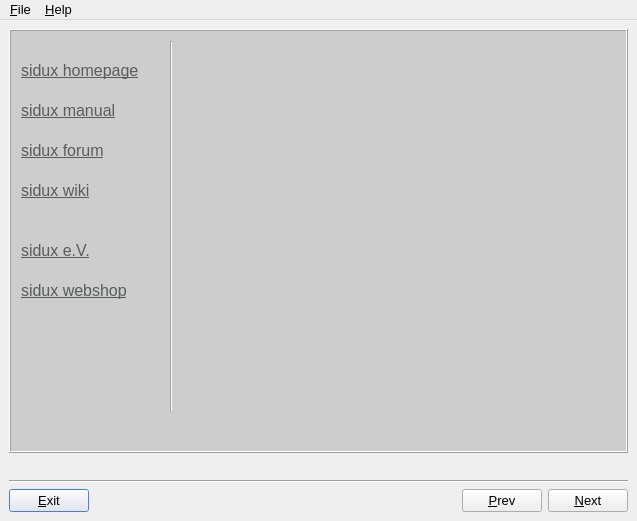
Before: the Qt Designer form ui/mainwindow.ui in fullstory-morgue/pyfll-installer, drawn with Qt 5.
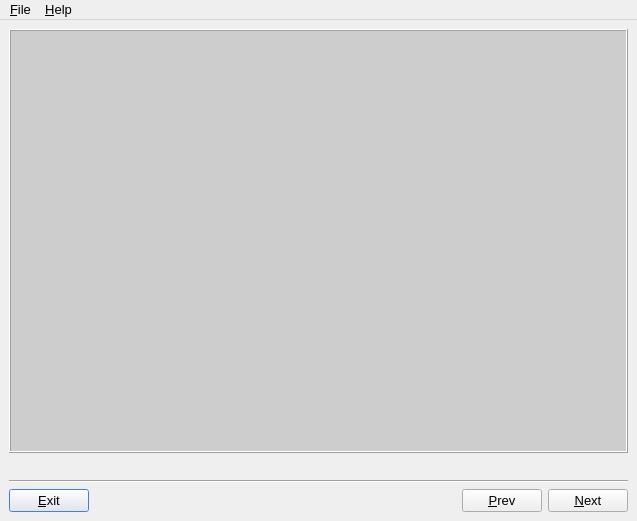
After: the same form once the commit is applied. Icons and pictures are not drawn.

Commit message: label widget with html link removed (SEGFAULT)

What changed in the file:
```diff
--- a/ui/mainwindow.ui
+++ b/ui/mainwindow.ui
@@ -186,8 +186,8 @@
        <widget class="QLabel" name="label_4" >
         <property name="geometry" >
          <rect>
-          <x>210</x>
-          <y>100</y>
+          <x>140</x>
+          <y>110</y>
           <width>350</width>
           <height>117</height>
          </rect>
@@ -202,8 +202,8 @@
        <widget class="QLabel" name="label_12" >
         <property name="geometry" >
          <rect>
-          <x>350</x>
-          <y>220</y>
+          <x>370</x>
+          <y>230</y>
           <width>80</width>
           <height>71</height>
          </rect>
@@ -215,643 +215,6 @@
          <pixmap resource="res.qrc" >:/pixmaps/pixmaps/pyfll-install.png</pixmap>
         </property>
        </widget>
-       <widget class="QLabel" name="label_2" >
-        <property name="geometry" >
-         <rect>
-          <x>10</x>
-          <y>30</y>
-          <width>141</width>
-          <height>26</height>
-         </rect>
-        </property>
-        <property name="palette" >
-         <palette>
-          <active>
-           <colorrole role="Highlight" >
-            <brush brushstyle="SolidPattern" >
-             <color alpha="255" >
-              <red>255</red>
-              <green>255</green>
-              <blue>255</blue>
-             </color>
-            </brush>
-           </colorrole>
-           <colorrole role="Link" >
-            <brush brushstyle="SolidPattern" >
-             <color alpha="255" >
-              <red>255</red>
-              <green>255</green>
-              <blue>255</blue>
-             </color>
-            </brush>
-           </colorrole>
-          </active>
-          <inactive>
-           <colorrole role="Highlight" >
-            <brush brushstyle="SolidPattern" >
-             <color alpha="255" >
-              <red>255</red>
-              <green>255</green>
-              <blue>255</blue>
-             </color>
-            </brush>
-           </colorrole>
-           <colorrole role="Link" >
-            <brush brushstyle="SolidPattern" >
-             <color alpha="255" >
-              <red>255</red>
-              <green>255</green>
-              <blue>255</blue>
-             </color>
-            </brush>
-           </colorrole>
-          </inactive>
-          <disabled>
-           <colorrole role="Highlight" >
-            <brush brushstyle="SolidPattern" >
-             <color alpha="255" >
-              <red>223</red>
-              <green>223</green>
-              <blue>223</blue>
-             </color>
-            </brush>
-           </colorrole>
-           <colorrole role="Link" >
-            <brush brushstyle="SolidPattern" >
-             <color alpha="255" >
-              <red>255</red>
-              <green>255</green>
-              <blue>255</blue>
-             </color>
-            </brush>
-           </colorrole>
-          </disabled>
-         </palette>
-        </property>
-        <property name="font" >
-         <font>
-          <pointsize>12</pointsize>
-          <weight>50</weight>
-          <bold>false</bold>
-          <kerning>true</kerning>
-         </font>
-        </property>
-        <property name="autoFillBackground" >
-         <bool>false</bool>
-        </property>
-        <property name="frameShape" >
-         <enum>QFrame::NoFrame</enum>
-        </property>
-        <property name="text" >
-         <string>&lt;!DOCTYPE HTML PUBLIC "-//W3C//DTD HTML 4.0//EN" "http://www.w3.org/TR/REC-html40/strict.dtd">
-&lt;html>&lt;head>&lt;meta name="qrichtext" content="1" />&lt;style type="text/css">
-p, li { white-space: pre-wrap; }
-&lt;/style>&lt;/head>&lt;body style=" font-family:'Sans Serif'; font-size:12pt; font-weight:400; font-style:normal;">
-&lt;p style=" margin-top:0px; margin-bottom:0px; margin-left:0px; margin-right:0px; -qt-block-indent:0; text-indent:0px; font-weight:600;">&lt;a href="http://sidux.com/">&lt;span style=" font-weight:400; text-decoration: underline; color:#5c5c5c;">sidux homepage&lt;/span>&lt;/a>&lt;/p>&lt;/body>&lt;/html></string>
-        </property>
-        <property name="alignment" >
-         <set>Qt::AlignLeading|Qt::AlignLeft|Qt::AlignTop</set>
-        </property>
-        <property name="openExternalLinks" >
-         <bool>true</bool>
-        </property>
-        <property name="textInteractionFlags" >
-         <set>Qt::LinksAccessibleByMouse</set>
-        </property>
-       </widget>
-       <widget class="QLabel" name="label_19" >
-        <property name="geometry" >
-         <rect>
-          <x>10</x>
-          <y>70</y>
-          <width>141</width>
-          <height>26</height>
-         </rect>
-        </property>
-        <property name="palette" >
-         <palette>
-          <active>
-           <colorrole role="Highlight" >
-            <brush brushstyle="SolidPattern" >
-             <color alpha="255" >
-              <red>255</red>
-              <green>255</green>
-              <blue>255</blue>
-             </color>
-            </brush>
-           </colorrole>
-           <colorrole role="Link" >
-            <brush brushstyle="SolidPattern" >
-             <color alpha="255" >
-              <red>255</red>
-              <green>255</green>
-              <blue>255</blue>
-             </color>
-            </brush>
-           </colorrole>
-          </active>
-          <inactive>
-           <colorrole role="Highlight" >
-            <brush brushstyle="SolidPattern" >
-             <color alpha="255" >
-              <red>255</red>
-              <green>255</green>
-              <blue>255</blue>
-             </color>
-            </brush>
-           </colorrole>
-           <colorrole role="Link" >
-            <brush brushstyle="SolidPattern" >
-             <color alpha="255" >
-              <red>255</red>
-              <green>255</green>
-              <blue>255</blue>
-             </color>
-            </brush>
-           </colorrole>
-          </inactive>
-          <disabled>
-           <colorrole role="Highlight" >
-            <brush brushstyle="SolidPattern" >
-             <color alpha="255" >
-              <red>223</red>
-              <green>223</green>
-              <blue>223</blue>
-             </color>
-            </brush>
-           </colorrole>
-           <colorrole role="Link" >
-            <brush brushstyle="SolidPattern" >
-             <color alpha="255" >
-              <red>255</red>
-              <green>255</green>
-              <blue>255</blue>
-             </color>
-            </brush>
-           </colorrole>
-          </disabled>
-         </palette>
-        </property>
-        <property name="font" >
-         <font>
-          <pointsize>12</pointsize>
-          <weight>50</weight>
-          <bold>false</bold>
-          <kerning>true</kerning>
-         </font>
-        </property>
-        <property name="autoFillBackground" >
-         <bool>false</bool>
-        </property>
-        <property name="frameShape" >
-         <enum>QFrame::NoFrame</enum>
-        </property>
-        <property name="text" >
-         <string>&lt;!DOCTYPE HTML PUBLIC "-//W3C//DTD HTML 4.0//EN" "http://www.w3.org/TR/REC-html40/strict.dtd">
-&lt;html>&lt;head>&lt;meta name="qrichtext" content="1" />&lt;style type="text/css">
-p, li { white-space: pre-wrap; }
-&lt;/style>&lt;/head>&lt;body style=" font-family:'Sans Serif'; font-size:12pt; font-weight:400; font-style:normal;">
-&lt;p style=" margin-top:0px; margin-bottom:0px; margin-left:0px; margin-right:0px; -qt-block-indent:0; text-indent:0px; font-weight:600;">&lt;a href="http://manual.sidux.com/">&lt;span style=" font-weight:400; text-decoration: underline; color:#5c5c5c;">sidux manual&lt;/span>&lt;/a>&lt;span style=" font-weight:400; color:#5c5c5c;"> &lt;/span>&lt;/p>&lt;/body>&lt;/html></string>
-        </property>
-        <property name="alignment" >
-         <set>Qt::AlignLeading|Qt::AlignLeft|Qt::AlignTop</set>
-        </property>
-        <property name="openExternalLinks" >
-         <bool>true</bool>
-        </property>
-        <property name="textInteractionFlags" >
-         <set>Qt::LinksAccessibleByMouse</set>
-        </property>
-       </widget>
-       <widget class="QLabel" name="label_20" >
-        <property name="geometry" >
-         <rect>
-          <x>10</x>
-          <y>110</y>
-          <width>141</width>
-          <height>26</height>
-         </rect>
-        </property>
-        <property name="palette" >
-         <palette>
-          <active>
-           <colorrole role="Highlight" >
-            <brush brushstyle="SolidPattern" >
-             <color alpha="255" >
-              <red>255</red>
-              <green>255</green>
-              <blue>255</blue>
-             </color>
-            </brush>
-           </colorrole>
-           <colorrole role="Link" >
-            <brush brushstyle="SolidPattern" >
-             <color alpha="255" >
-              <red>255</red>
-              <green>255</green>
-              <blue>255</blue>
-             </color>
-            </brush>
-           </colorrole>
-          </active>
-          <inactive>
-           <colorrole role="Highlight" >
-            <brush brushstyle="SolidPattern" >
-             <color alpha="255" >
-              <red>255</red>
-              <green>255</green>
-              <blue>255</blue>
-             </color>
-            </brush>
-           </colorrole>
-           <colorrole role="Link" >
-            <brush brushstyle="SolidPattern" >
-             <color alpha="255" >
-              <red>255</red>
-              <green>255</green>
-              <blue>255</blue>
-             </color>
-            </brush>
-           </colorrole>
-          </inactive>
-          <disabled>
-           <colorrole role="Highlight" >
-            <brush brushstyle="SolidPattern" >
-             <color alpha="255" >
-              <red>223</red>
-              <green>223</green>
-              <blue>223</blue>
-             </color>
-            </brush>
-           </colorrole>
-           <colorrole role="Link" >
-            <brush brushstyle="SolidPattern" >
-             <color alpha="255" >
-              <red>255</red>
-              <green>255</green>
-              <blue>255</blue>
-             </color>
-            </brush>
-           </colorrole>
-          </disabled>
-         </palette>
-        </property>
-        <property name="font" >
-         <font>
-          <pointsize>12</pointsize>
-          <weight>50</weight>
-          <bold>false</bold>
-          <kerning>true</kerning>
-         </font>
-        </property>
-        <property name="autoFillBackground" >
-         <bool>false</bool>
-        </property>
-        <property name="frameShape" >
-         <enum>QFrame::NoFrame</enum>
-        </property>
-        <property name="text" >
-         <string>&lt;!DOCTYPE HTML PUBLIC "-//W3C//DTD HTML 4.0//EN" "http://www.w3.org/TR/REC-html40/strict.dtd">
-&lt;html>&lt;head>&lt;meta name="qrichtext" content="1" />&lt;style type="text/css">
-p, li { white-space: pre-wrap; }
-&lt;/style>&lt;/head>&lt;body style=" font-family:'Sans Serif'; font-size:12pt; font-weight:400; font-style:normal;">
-&lt;p style=" margin-top:0px; margin-bottom:0px; margin-left:0px; margin-right:0px; -qt-block-indent:0; text-indent:0px; font-weight:600;">&lt;a href="http://sidux.com/module-PNphpBB2.html">&lt;span style=" font-weight:400; text-decoration: underline; color:#5c5c5c;">sidux forum&lt;/span>&lt;/a>&lt;/p>&lt;/body>&lt;/html></string>
-        </property>
-        <property name="alignment" >
-         <set>Qt::AlignLeading|Qt::AlignLeft|Qt::AlignTop</set>
-        </property>
-        <property name="openExternalLinks" >
-         <bool>true</bool>
-        </property>
-        <property name="textInteractionFlags" >
-         <set>Qt::LinksAccessibleByMouse</set>
-        </property>
-       </widget>
-       <widget class="Line" name="line_8" >
-        <property name="geometry" >
-         <rect>
-          <x>150</x>
-          <y>10</y>
-          <width>20</width>
-          <height>371</height>
-         </rect>
-        </property>
-        <property name="orientation" >
-         <enum>Qt::Vertical</enum>
-        </property>
-       </widget>
-       <widget class="QLabel" name="label_21" >
-        <property name="geometry" >
-         <rect>
-          <x>10</x>
-          <y>150</y>
-          <width>141</width>
-          <height>26</height>
-         </rect>
-        </property>
-        <property name="palette" >
-         <palette>
-          <active>
-           <colorrole role="Highlight" >
-            <brush brushstyle="SolidPattern" >
-             <color alpha="255" >
-              <red>255</red>
-              <green>255</green>
-              <blue>255</blue>
-             </color>
-            </brush>
-           </colorrole>
-           <colorrole role="Link" >
-            <brush brushstyle="SolidPattern" >
-             <color alpha="255" >
-              <red>255</red>
-              <green>255</green>
-              <blue>255</blue>
-             </color>
-            </brush>
-           </colorrole>
-          </active>
-          <inactive>
-           <colorrole role="Highlight" >
-            <brush brushstyle="SolidPattern" >
-             <color alpha="255" >
-              <red>255</red>
-              <green>255</green>
-              <blue>255</blue>
-             </color>
-            </brush>
-           </colorrole>
-           <colorrole role="Link" >
-            <brush brushstyle="SolidPattern" >
-             <color alpha="255" >
-              <red>255</red>
-              <green>255</green>
-              <blue>255</blue>
-             </color>
-            </brush>
-           </colorrole>
-          </inactive>
-          <disabled>
-           <colorrole role="Highlight" >
-            <brush brushstyle="SolidPattern" >
-             <color alpha="255" >
-              <red>223</red>
-              <green>223</green>
-              <blue>223</blue>
-             </color>
-            </brush>
-           </colorrole>
-           <colorrole role="Link" >
-            <brush brushstyle="SolidPattern" >
-             <color alpha="255" >
-              <red>255</red>
-              <green>255</green>
-              <blue>255</blue>
-             </color>
-            </brush>
-           </colorrole>
-          </disabled>
-         </palette>
-        </property>
-        <property name="font" >
-         <font>
-          <pointsize>12</pointsize>
-          <weight>50</weight>
-          <bold>false</bold>
-          <kerning>true</kerning>
-         </font>
-        </property>
-        <property name="autoFillBackground" >
-         <bool>false</bool>
-        </property>
-        <property name="frameShape" >
-         <enum>QFrame::NoFrame</enum>
-        </property>
-        <property name="text" >
-         <string>&lt;!DOCTYPE HTML PUBLIC "-//W3C//DTD HTML 4.0//EN" "http://www.w3.org/TR/REC-html40/strict.dtd">
-&lt;html>&lt;head>&lt;meta name="qrichtext" content="1" />&lt;style type="text/css">
-p, li { white-space: pre-wrap; }
-&lt;/style>&lt;/head>&lt;body style=" font-family:'Sans Serif'; font-size:12pt; font-weight:400; font-style:normal;">
-&lt;p style=" margin-top:0px; margin-bottom:0px; margin-left:0px; margin-right:0px; -qt-block-indent:0; text-indent:0px; font-weight:600;">&lt;a href="http://sidux.com/module-pnWikka.html">&lt;span style=" font-weight:400; text-decoration: underline; color:#5c5c5c;">sidux wiki&lt;/span>&lt;/a>&lt;/p>&lt;/body>&lt;/html></string>
-        </property>
-        <property name="alignment" >
-         <set>Qt::AlignLeading|Qt::AlignLeft|Qt::AlignTop</set>
-        </property>
-        <property name="openExternalLinks" >
-         <bool>true</bool>
-        </property>
-        <property name="textInteractionFlags" >
-         <set>Qt::LinksAccessibleByMouse</set>
-        </property>
-       </widget>
-       <widget class="QLabel" name="label_22" >
-        <property name="geometry" >
-         <rect>
-          <x>10</x>
-          <y>210</y>
-          <width>141</width>
-          <height>26</height>
-         </rect>
-        </property>
-        <property name="palette" >
-         <palette>
-          <active>
-           <colorrole role="Highlight" >
-            <brush brushstyle="SolidPattern" >
-             <color alpha="255" >
-              <red>255</red>
-              <green>255</green>
-              <blue>255</blue>
-             </color>
-            </brush>
-           </colorrole>
-           <colorrole role="Link" >
-            <brush brushstyle="SolidPattern" >
-             <color alpha="255" >
-              <red>255</red>
-              <green>255</green>
-              <blue>255</blue>
-             </color>
-            </brush>
-           </colorrole>
-          </active>
-          <inactive>
-           <colorrole role="Highlight" >
-            <brush brushstyle="SolidPattern" >
-             <color alpha="255" >
-              <red>255</red>
-              <green>255</green>
-              <blue>255</blue>
-             </color>
-            </brush>
-           </colorrole>
-           <colorrole role="Link" >
-            <brush brushstyle="SolidPattern" >
-             <color alpha="255" >
-              <red>255</red>
-              <green>255</green>
-              <blue>255</blue>
-             </color>
-            </brush>
-           </colorrole>
-          </inactive>
-          <disabled>
-           <colorrole role="Highlight" >
-            <brush brushstyle="SolidPattern" >
-             <color alpha="255" >
-              <red>223</red>
-              <green>223</green>
-              <blue>223</blue>
-             </color>
-            </brush>
-           </colorrole>
-           <colorrole role="Link" >
-            <brush brushstyle="SolidPattern" >
-             <color alpha="255" >
-              <red>255</red>
-              <green>255</green>
-              <blue>255</blue>
-             </color>
-            </brush>
-           </colorrole>
-          </disabled>
-         </palette>
-        </property>
-        <property name="font" >
-         <font>
-          <pointsize>12</pointsize>
-          <weight>50</weight>
-          <bold>false</bold>
-          <kerning>true</kerning>
-         </font>
-        </property>
-        <property name="autoFillBackground" >
-         <bool>false</bool>
-        </property>
-        <property name="frameShape" >
-         <enum>QFrame::NoFrame</enum>
-        </property>
-        <property name="text" >
-         <string>&lt;!DOCTYPE HTML PUBLIC "-//W3C//DTD HTML 4.0//EN" "http://www.w3.org/TR/REC-html40/strict.dtd">
-&lt;html>&lt;head>&lt;meta name="qrichtext" content="1" />&lt;style type="text/css">
-p, li { white-space: pre-wrap; }
-&lt;/style>&lt;/head>&lt;body style=" font-family:'Sans Serif'; font-size:12pt; font-weight:400; font-style:normal;">
-&lt;p style=" margin-top:0px; margin-bottom:0px; margin-left:0px; margin-right:0px; -qt-block-indent:0; text-indent:0px; font-weight:600;">&lt;a href="http://sidux-ev.de/">&lt;span style=" font-weight:400; text-decoration: underline; color:#5c5c5c;">sidux e.V.&lt;/span>&lt;/a>&lt;/p>&lt;/body>&lt;/html></string>
-        </property>
-        <property name="alignment" >
-         <set>Qt::AlignLeading|Qt::AlignLeft|Qt::AlignTop</set>
-        </property>
-        <property name="openExternalLinks" >
-         <bool>true</bool>
-        </property>
-        <property name="textInteractionFlags" >
-         <set>Qt::LinksAccessibleByMouse</set>
-        </property>
-       </widget>
-       <widget class="QLabel" name="label_23" >
-        <property name="geometry" >
-         <rect>
-          <x>10</x>
-          <y>250</y>
-          <width>141</width>
-          <height>26</height>
-         </rect>
-        </property>
-        <property name="palette" >
-         <palette>
-          <active>
-           <colorrole role="Highlight" >
-            <brush brushstyle="SolidPattern" >
-             <color alpha="255" >
-              <red>255</red>
-              <green>255</green>
-              <blue>255</blue>
-             </color>
-            </brush>
-           </colorrole>
-           <colorrole role="Link" >
-            <brush brushstyle="SolidPattern" >
-             <color alpha="255" >
-              <red>255</red>
-              <green>255</green>
-              <blue>255</blue>
-             </color>
-            </brush>
-           </colorrole>
-          </active>
-          <inactive>
-           <colorrole role="Highlight" >
-            <brush brushstyle="SolidPattern" >
-             <color alpha="255" >
-              <red>255</red>
-              <green>255</green>
-              <blue>255</blue>
-             </color>
-            </brush>
-           </colorrole>
-           <colorrole role="Link" >
-            <brush brushstyle="SolidPattern" >
-             <color alpha="255" >
-              <red>255</red>
-              <green>255</green>
-              <blue>255</blue>
-             </color>
-            </brush>
-           </colorrole>
-          </inactive>
-          <disabled>
-           <colorrole role="Highlight" >
-            <brush brushstyle="SolidPattern" >
-             <color alpha="255" >
-              <red>223</red>
-              <green>223</green>
-              <blue>223</blue>
-             </color>
-            </brush>
-           </colorrole>
-           <colorrole role="Link" >
-            <brush brushstyle="SolidPattern" >
-             <color alpha="255" >
-              <red>255</red>
-              <green>255</green>
-              <blue>255</blue>
-             </color>
-            </brush>
-           </colorrole>
-          </disabled>
-         </palette>
-        </property>
-        <property name="font" >
-         <font>
-          <pointsize>12</pointsize>
-          <weight>50</weight>
-          <bold>false</bold>
-          <kerning>true</kerning>
-         </font>
-        </property>
-        <property name="autoFillBackground" >
-         <bool>false</bool>
-        </property>
-        <property name="frameShape" >
-         <enum>QFrame::NoFrame</enum>
-        </property>
-        <property name="text" >
-         <string>&lt;!DOCTYPE HTML PUBLIC "-//W3C//DTD HTML 4.0//EN" "http://www.w3.org/TR/REC-html40/strict.dtd">
-&lt;html>&lt;head>&lt;meta name="qrichtext" content="1" />&lt;style type="text/css">
-p, li { white-space: pre-wrap; }
-&lt;/style>&lt;/head>&lt;body style=" font-family:'Sans Serif'; font-size:12pt; font-weight:400; font-style:normal;">
-&lt;p style=" margin-top:0px; margin-bottom:0px; margin-left:0px; margin-right:0px; -qt-block-indent:0; text-indent:0px; font-weight:600;">&lt;a href="http://www.linux-versand.org/index.php/cat/c75_All-for-sidux.html">&lt;span style=" font-weight:400; text-decoration: underline; color:#565c5c;">sidux webshop&lt;/span>&lt;/a>&lt;/p>&lt;/body>&lt;/html></string>
-        </property>
-        <property name="alignment" >
-         <set>Qt::AlignLeading|Qt::AlignLeft|Qt::AlignTop</set>
-        </property>
-        <property name="openExternalLinks" >
-         <bool>true</bool>
-        </property>
-        <property name="textInteractionFlags" >
-         <set>Qt::LinksAccessibleByMouse</set>
-        </property>
-       </widget>
       </widget>
       <widget class="QWidget" name="disclaimer" >
        <property name="geometry" >
```
The commit also changes 7 other files.
